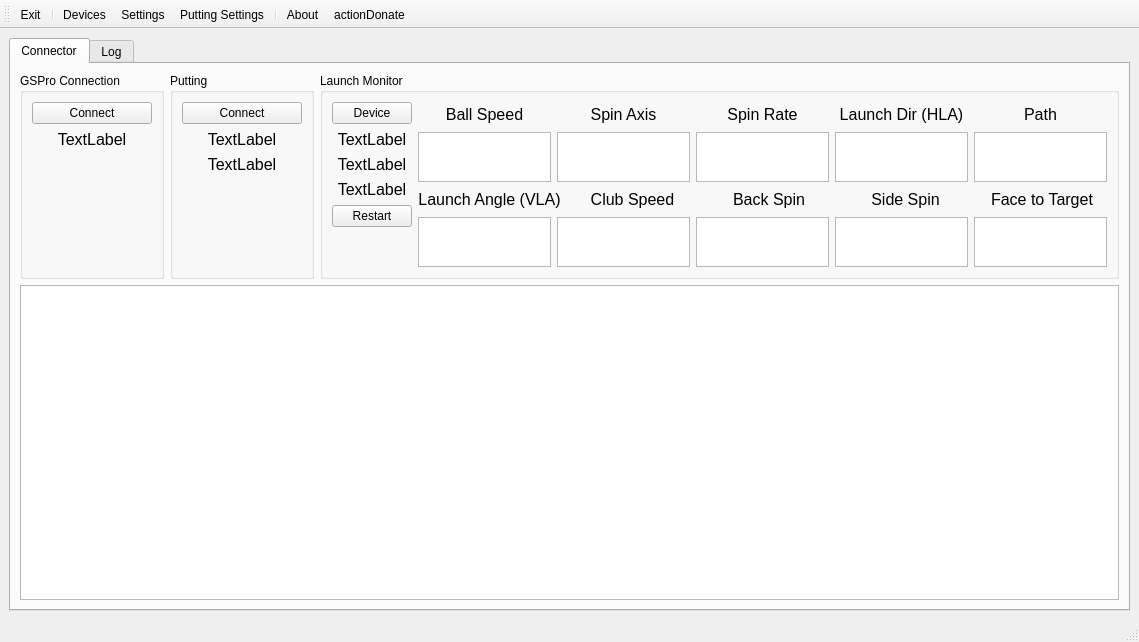
Qt form src/MainWindow.ui (springbok/MLM2PRO-GSPro-Connector) before a commit.
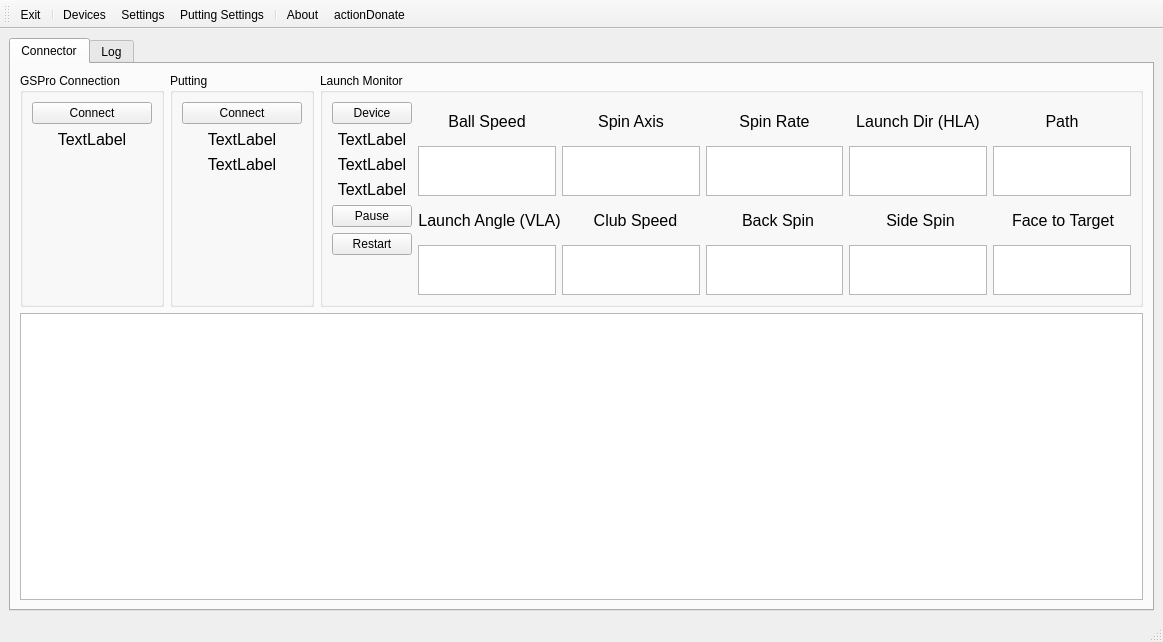
The same form after that commit. Icons and pictures are not drawn.

Commit message: Add Pause button

```diff
--- a/src/MainWindow.ui
+++ b/src/MainWindow.ui
@@ -6,7 +6,7 @@
    <rect>
     <x>0</x>
     <y>0</y>
-    <width>1139</width>
+    <width>1163</width>
     <height>642</height>
    </rect>
   </property>
@@ -21,7 +21,7 @@
    <double>6.000000000000000</double>
   </property>
   <widget class="QWidget" name="centralwidget">
-   <layout class="QVBoxLayout" name="verticalLayout_4">
+   <layout class="QHBoxLayout" name="horizontalLayout_4">
     <item>
      <widget class="QTabWidget" name="main_tab">
       <property name="currentIndex">
@@ -373,6 +373,13 @@
                      </property>
                     </widget>
                    </item>
+                   <item>
+                    <widget class="QPushButton" name="pause_button">
+                     <property name="text">
+                      <string>Pause</string>
+                     </property>
+                    </widget>
+                   </item>
                    <item>
                     <widget class="QPushButton" name="restart_button">
                      <property name="text">
```
The commit also changes 3 other files.
